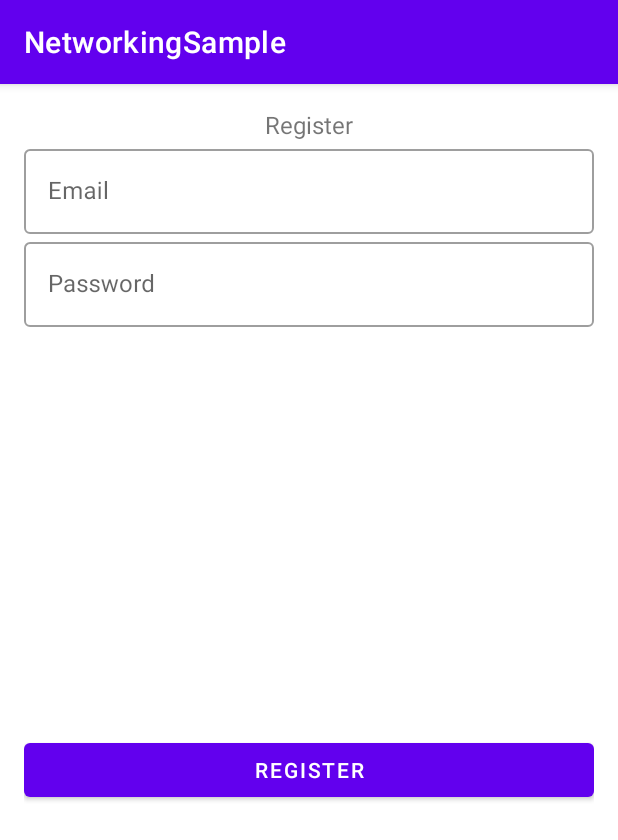
After one commit to yusufoktavianda/ChapterFifth-NetworkWithRetrofit, an Android app: the RegisterFragment screen opened through its navigation route, on a phone screen of 412 x 824 dp. The commit adds this screen. Shown: the top 840 px of the screen. Run offline under Robolectric (Android 15) with nearby library versions, the phone set to English and light mode, and no system bars.

Commit message:
Second commit add register

```diff
--- a/app/src/main/java/binar/academy/networkingsample/RecyclerFragment.kt
+++ b/app/src/main/java/binar/academy/networkingsample/RecyclerFragment.kt
@@ -1,14 +1,18 @@
 package binar.academy.networkingsample
 
 import android.os.Bundle
+import android.util.Log
 import androidx.fragment.app.Fragment
 import android.view.LayoutInflater
 import android.view.View
 import android.view.ViewGroup
+import androidx.navigation.findNavController
 import binar.academy.networkingsample.adapter.MainAdapter
 import binar.academy.networkingsample.databinding.FragmentRecyclerBinding
 import binar.academy.networkingsample.model.GetAllCarResponseItem
+import binar.academy.networkingsample.model.RegisterResponseItem
 import binar.academy.networkingsample.network.ApiClient
+import binar.academy.networkingsample.request.RegisterRequest
 import retrofit2.Call
 import retrofit2.Callback
 import retrofit2.Response
@@ -29,7 +33,13 @@ class RecyclerFragment : Fragment() {
     override fun onViewCreated(view: View, savedInstanceState: Bundle?) {
         super.onViewCreated(view, savedInstanceState)
         fetchAllData()
+        binding.apply {
+            addFloatingbutton.setOnClickListener {
+                it.findNavController().navigate(RecyclerFragmentDirections.actionRecyclerFragmentToRegisterFragment())
+            }
+        }
     }
+
 
     private fun fetchAllData(){
         ApiClient.retrofitService.allCar()
@@ -53,6 +63,7 @@ class RecyclerFragment : Fragment() {
                 }
 
             } )
+
     }
 
     private fun showList(data : List<GetAllCarResponseItem>?){
--- /dev/null
+++ b/app/src/main/java/binar/academy/networkingsample/RegisterFragment.kt
@@ -0,0 +1,60 @@
+package binar.academy.networkingsample
+
+import android.os.Bundle
+import android.util.Log
+import androidx.fragment.app.Fragment
+import android.view.LayoutInflater
+import android.view.View
+import android.view.ViewGroup
+import binar.academy.networkingsample.databinding.FragmentRegisterBinding
+import binar.academy.networkingsample.model.RegisterResponseItem
+import binar.academy.networkingsample.network.ApiClient
+import binar.academy.networkingsample.request.RegisterRequest
+import retrofit2.Call
+import retrofit2.Callback
+import retrofit2.Response
+
+class RegisterFragment : Fragment() {
+    private var _binding : FragmentRegisterBinding?=null
+    private val binding  get()= _binding!!
+    override fun onCreateView(
+        inflater: LayoutInflater, container: ViewGroup?,
+        savedInstanceState: Bundle?
+    ): View? {
+        // Inflate the layout for this fragment
+        _binding =FragmentRegisterBinding.inflate(inflater, container, false)
+        return binding.root
+    }
+
+    override fun onViewCreated(view: View, savedInstanceState: Bundle?) {
+        super.onViewCreated(view, savedInstanceState)
+        registerRequest()
+    }
+
+    private fun registerRequest() {
+        binding.apply {
+
+            registerButton.setOnClickListener {
+                val registerRequest = RegisterRequest(
+                    email = emailEdittext.text.toString(),
+                    password = passwordEdittext.text.toString(),
+                    role = "admin"
+                )
+                ApiClient.retrofitService.registerAdmin(registerRequest).enqueue(object :
+                    Callback<RegisterResponseItem> {
+                    override fun onResponse(
+                        call: Call<RegisterResponseItem>,
+                        response: Response<RegisterResponseItem>
+                    ) {
+                        Log.d("recyclerfragment", "ini Data = ${response.body()}")
+                    }
+
+                    override fun onFailure(call: Call<RegisterResponseItem>, t: Throwable) {
+                        Log.d("recyclerfragment", "Gagal")
+                    }
+
+                })
+            }
+        }
+    }
+}
--- a/app/src/main/java/binar/academy/networkingsample/network/ApiService.kt
+++ b/app/src/main/java/binar/academy/networkingsample/network/ApiService.kt
@@ -1,10 +1,16 @@
 package binar.academy.networkingsample.network
 
 import binar.academy.networkingsample.model.GetAllCarResponseItem
+import binar.academy.networkingsample.model.RegisterResponseItem
+import binar.academy.networkingsample.request.RegisterRequest
 import retrofit2.Call
+import retrofit2.http.Body
 import retrofit2.http.GET
+import retrofit2.http.POST
 
 interface ApiService {
         @GET("admin/car")
         fun allCar(): Call<List<GetAllCarResponseItem>>
+        @POST("admin/auth/register")
+        fun registerAdmin(@Body registerRequest: RegisterRequest):Call<RegisterResponseItem>
 }
--- /dev/null
+++ b/app/src/main/res/layout/fragment_register.xml
@@ -0,0 +1,65 @@
+<?xml version="1.0" encoding="utf-8"?>
+<androidx.constraintlayout.widget.ConstraintLayout xmlns:android="http://schemas.android.com/apk/res/android"
+    xmlns:app="http://schemas.android.com/apk/res-auto"
+    xmlns:tools="http://schemas.android.com/tools"
+    android:layout_width="match_parent"
+    android:layout_height="match_parent"
+    android:layout_margin="16dp"
+    tools:context=".RegisterFragment">
+
+    <!-- TODO: Update blank fragment layout -->
+    <TextView
+        android:id="@+id/textView2"
+        android:layout_width="wrap_content"
+        android:layout_height="wrap_content"
+        android:text="Register"
+        android:textSize="16sp"
+        app:layout_constraintEnd_toEndOf="parent"
+        app:layout_constraintStart_toStartOf="parent"
+        app:layout_constraintTop_toTopOf="parent" />
+
+    <com.google.android.material.textfield.TextInputLayout
+        android:id="@+id/textInputLayout2"
+
+        android:layout_width="match_parent"
+        android:layout_height="wrap_content"
+        style="@style/Widget.MaterialComponents.TextInputLayout.OutlinedBox"
+        app:layout_constraintEnd_toEndOf="parent"
+        app:layout_constraintStart_toStartOf="parent"
+        app:layout_constraintTop_toBottomOf="@+id/textView2">
+
+        <EditText
+            android:id="@+id/email_edittext"
+            android:layout_width="match_parent"
+            android:layout_height="wrap_content"
+            android:hint="Email" />
+    </com.google.android.material.textfield.TextInputLayout>
+
+    <com.google.android.material.textfield.TextInputLayout
+        android:id="@+id/textInputLayout3"
+        android:layout_width="match_parent"
+        android:layout_height="wrap_content"
+        app:layout_constraintEnd_toEndOf="parent"
+        app:layout_constraintStart_toStartOf="parent"
+        style="@style/Widget.MaterialComponents.TextInputLayout.OutlinedBox"
+        app:layout_constraintTop_toBottomOf="@+id/textInputLayout2">
+
+        <EditText
+            android:id="@+id/password_edittext"
+            android:layout_width="match_parent"
+            android:layout_height="wrap_content"
+            android:hint="Password" />
+    </com.google.android.material.textfield.TextInputLayout>
+
+    <Button
+        android:id="@+id/register_button"
+        android:layout_width="match_parent"
+        android:layout_height="wrap_content"
+        android:text="Register"
+        app:layout_constraintBottom_toBottomOf="parent"
+        app:layout_constraintEnd_toEndOf="parent"
+        app:layout_constraintStart_toStartOf="parent"
+        app:layout_constraintTop_toBottomOf="@+id/textInputLayout3" />
+
+
+</androidx.constraintlayout.widget.ConstraintLayout>
--- a/app/src/main/res/navigation/nav_graph.xml
+++ b/app/src/main/res/navigation/nav_graph.xml
@@ -13,6 +13,9 @@
         <action
             android:id="@+id/action_recyclerFragment_to_detailFragment"
             app:destination="@id/detailFragment" />
+        <action
+            android:id="@+id/action_recyclerFragment_to_registerFragment"
+            app:destination="@id/registerFragment" />
     </fragment>
     <fragment
         android:id="@+id/detailFragment"
@@ -23,4 +26,9 @@
             android:name="cars"
             app:argType="binar.academy.networkingsample.model.GetAllCarResponseItem" />
     </fragment>
+    <fragment
+        android:id="@+id/registerFragment"
+        android:name="binar.academy.networkingsample.RegisterFragment"
+        android:label="fragment_register"
+        tools:layout="@layout/fragment_register" />
 </navigation>
```
Also changed, not shown: app/src/main/java/binar/academy/networkingsample/model/RegisterResponseItem.kt (added, +20 -0 lines), app/src/main/java/binar/academy/networkingsample/request/RegisterRequest.kt (added, +7 -0 lines), app/src/main/res/layout/fragment_recycler.xml (+8 -0 lines).
